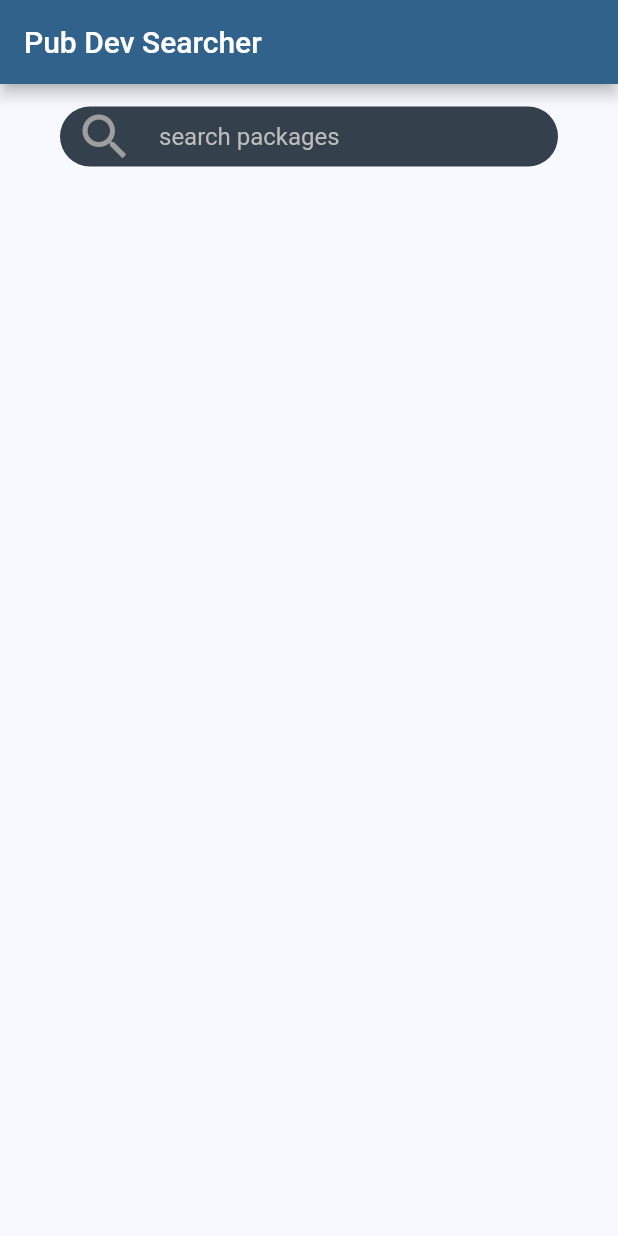
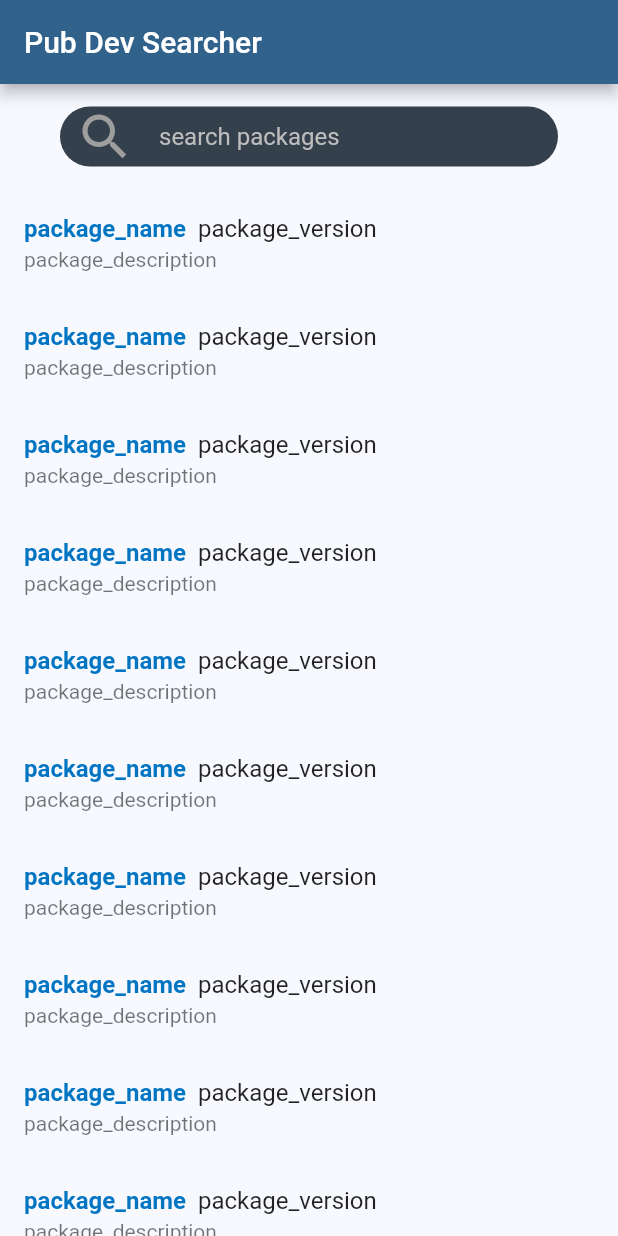
Before and after one commit to Umigishi-Aoi/pub_dev_searcher, a Flutter app: the screen it shows after launch, on a phone screen of 412 x 824 dp. Run offline on Flutter 3.47's test engine with Material 2 defaults, Android fonts, the phone set to English and light mode, and no system bars; our stand-ins replace flutter_hooks, hooks_riverpod, shimmer.

Commit message:
create Search Page

```diff
--- a/lib/src/constants.dart
+++ b/lib/src/constants.dart
@@ -1,12 +1,22 @@
 import 'package:flutter/material.dart';
+
+//Settings
+const int kDisplayPackagesNumber = 100;
+const int kSearchedPackageNumber = 10;
 
 //Layout related
 const double kSearchBarHeight = 70;
 const double kSearchBarLeftPadding = 10;
 const double kTextFieldHorizontalPadding = 40;
-const double kSearchBarBorderRadius = 50;
+const double kBorderRadius = 50;
 const double kSearchBarIconSize = 40;
 const double kSearchBarIconRightPadding = 16;
+const double kPackageNameRightMargin = 8;
+const double kTitleShimmerHeight = 24;
+const double kTitleShimmerWidth = 100;
+const double kVersionShimmerWidth = 40;
+const double kSubTitleShimmerHeight = 16;
+const double kShimmerVerticalPadding = 8;
 
 //Colors
 const Color kSeedColor = Color(0xFF1c2834);
--- a/lib/src/pages/search_page.dart
+++ b/lib/src/pages/search_page.dart
@@ -3,6 +3,7 @@
 import 'package:hooks_riverpod/hooks_riverpod.dart';
 
 import '../widgets/custom_app_bar.dart';
+import '../widgets/package_item.dart';
 import '../widgets/search_bar.dart';
 
 class SearchPage extends HookConsumerWidget {
@@ -23,7 +24,18 @@
               onRefresh: () {
                 return Future<void>.delayed(const Duration(seconds: 1));
               },
-              child: Container(),
+              child: ListView.builder(
+                itemCount: 100,
+                itemBuilder: (context, index) {
+                  return PackageItem(
+                    name: 'package_name',
+                    description: 'package_description',
+                    version: 'package_version',
+                    onTap: () {},
+                  );
+                  // return const PackageItemShimmer();
+                },
+              ),
             ),
           ),
         ],
--- a/lib/src/widgets/package_item.dart
+++ b/lib/src/widgets/package_item.dart
@@ -23,9 +23,12 @@
       onTap: onTap,
       title: Row(
         children: [
-          Text(
-            name,
-            style: kPackageNameTextStyle,
+          Padding(
+            padding: const EdgeInsets.only(right: kPackageNameRightMargin),
+            child: Text(
+              name,
+              style: kPackageNameTextStyle,
+            ),
           ),
           Text(version)
         ],
--- a/lib/src/widgets/search_bar.dart
+++ b/lib/src/widgets/search_bar.dart
@@ -18,7 +18,7 @@
           ),
           decoration: BoxDecoration(
             color: kSearchBarBackgroundColor,
-            borderRadius: BorderRadius.circular(kSearchBarBorderRadius),
+            borderRadius: BorderRadius.circular(kBorderRadius),
           ),
           child: Padding(
             padding: const EdgeInsets.only(left: kSearchBarLeftPadding),
```
Also changed, not shown: lib/src/widgets/package_item_shimmer.dart (+38 -1 lines).
